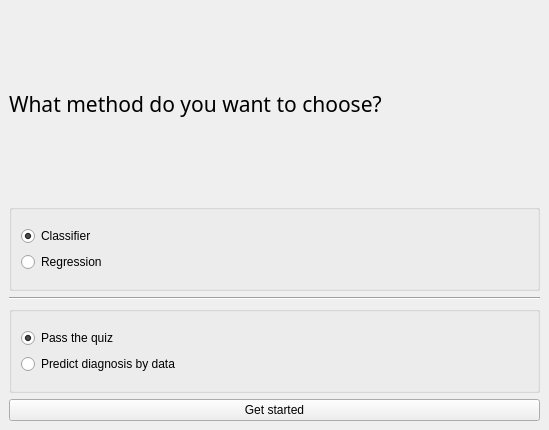
Above: interface/main_window.ui from Graidaris/decision_Tree_SI before the change. Below: the same form after it.
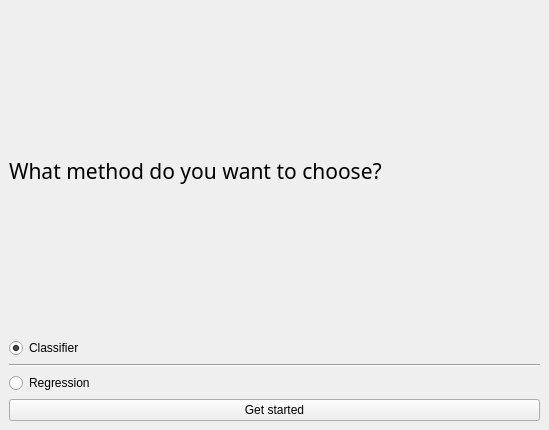
That is the form after the change.

Diff of the .ui file:
```diff
--- a/interface/main_window.ui
+++ b/interface/main_window.ui
@@ -23,7 +23,7 @@
    <property name="acceptDrops">
     <bool>false</bool>
    </property>
-   <layout class="QVBoxLayout" name="verticalLayout_4">
+   <layout class="QVBoxLayout" name="verticalLayout_2">
     <item>
      <widget class="QLabel" name="question">
       <property name="font">
@@ -40,93 +40,21 @@
      </widget>
     </item>
     <item>
-     <layout class="QVBoxLayout" name="verticalLayout_3">
+     <layout class="QVBoxLayout" name="verticalLayout">
       <item>
-       <widget class="QGroupBox" name="groupBox">
+       <widget class="QRadioButton" name="radioButton_classfifier">
         <property name="enabled">
          <bool>true</bool>
         </property>
-        <property name="palette">
-         <palette>
-          <active>
-           <colorrole role="ToolTipText">
-            <brush brushstyle="SolidPattern">
-             <color alpha="255">
-              <red>190</red>
-              <green>190</green>
-              <blue>255</blue>
-             </color>
-            </brush>
-           </colorrole>
-          </active>
-          <inactive>
-           <colorrole role="ToolTipText">
-            <brush brushstyle="SolidPattern">
-             <color alpha="255">
-              <red>190</red>
-              <green>190</green>
-              <blue>255</blue>
-             </color>
-            </brush>
-           </colorrole>
-          </inactive>
-          <disabled>
-           <colorrole role="ToolTipText">
-            <brush brushstyle="SolidPattern">
-             <color alpha="255">
-              <red>190</red>
-              <green>190</green>
-              <blue>255</blue>
-             </color>
-            </brush>
-           </colorrole>
-          </disabled>
-         </palette>
+        <property name="text">
+         <string>Classifier</string>
         </property>
-        <property name="autoFillBackground">
-         <bool>false</bool>
+        <property name="checked">
+         <bool>true</bool>
         </property>
-        <property name="title">
-         <string/>
+        <property name="autoExclusive">
+         <bool>true</bool>
         </property>
-        <property name="flat">
-         <bool>false</bool>
-        </property>
-        <layout class="QGridLayout" name="gridLayout">
-         <item row="0" column="0">
-          <layout class="QVBoxLayout" name="verticalLayout">
-           <property name="sizeConstraint">
-            <enum>QLayout::SetDefaultConstraint</enum>
-           </property>
-           <item>
-            <widget class="QRadioButton" name="radioButton_classfifier">
-             <property name="enabled">
-              <bool>true</bool>
-             </property>
-             <property name="text">
-              <string>Classifier</string>
-             </property>
-             <property name="checked">
-              <bool>true</bool>
-             </property>
-             <property name="autoExclusive">
-              <bool>true</bool>
-             </property>
-            </widget>
-           </item>
-           <item>
-            <widget class="QRadioButton" name="radioButton_regression">
-             <property name="autoFillBackground">
-              <bool>false</bool>
-             </property>
-             <property name="text">
-              <string>Regression</string>
-             </property>
-            </widget>
-           </item>
-          </layout>
-         </item>
-        </layout>
        </widget>
       </item>
       <item>
@@ -154,36 +82,13 @@
        </widget>
       </item>
       <item>
-       <widget class="QGroupBox" name="groupBox_2">
-        <property name="title">
-         <string/>
+       <widget class="QRadioButton" name="radioButton_regression">
+        <property name="autoFillBackground">
+         <bool>false</bool>
         </property>
-        <layout class="QGridLayout" name="gridLayout_2">
-         <item row="0" column="0">
-          <layout class="QVBoxLayout" name="verticalLayout_2">
-           <property name="sizeConstraint">
-            <enum>QLayout::SetDefaultConstraint</enum>
-           </property>
-           <item>
-            <widget class="QRadioButton" name="radioButton_quiz">
-             <property name="text">
-              <string>Pass the quiz</string>
-             </property>
-             <property name="checked">
-              <bool>true</bool>
-             </property>
-            </widget>
-           </item>
-           <item>
-            <widget class="QRadioButton" name="radioButton_data">
-             <property name="text">
-              <string>Predict diagnosis by data</string>
-             </property>
-            </widget>
-           </item>
-          </layout>
-         </item>
-        </layout>
+        <property name="text">
+         <string>Regression</string>
+        </property>
        </widget>
       </item>
      </layout>
```
